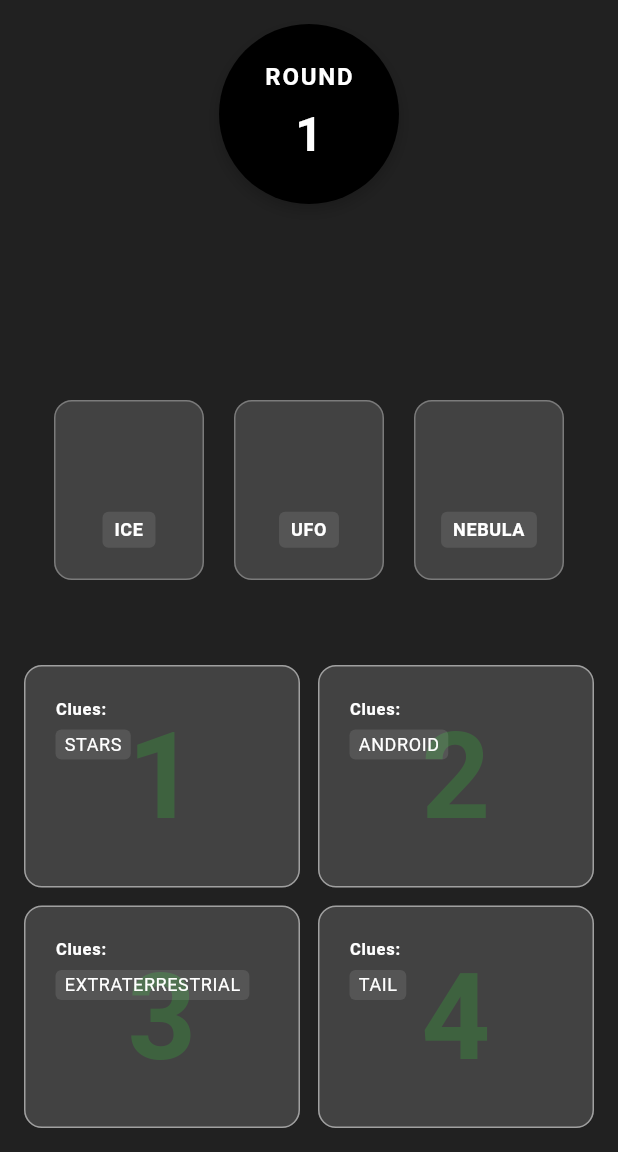
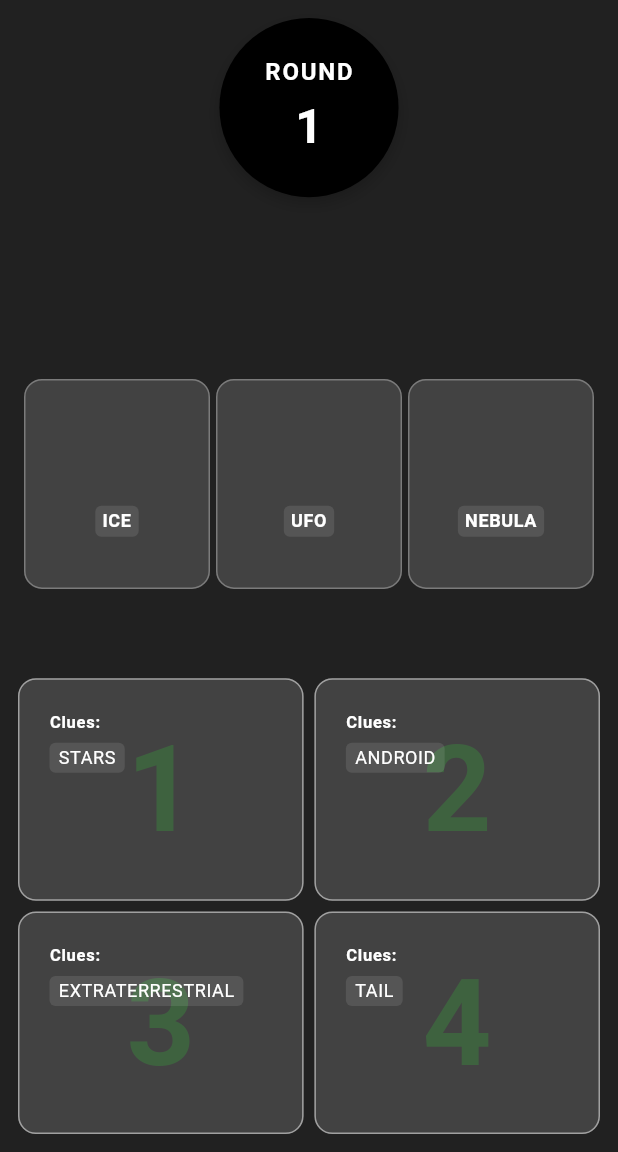
Before and after one commit to ciakarellas/decrypto_2, a Flutter app: the GameScreen screen opened directly, on a phone screen of 412 x 824 dp, the part 84-1236 px from its top. Run offline on Flutter 3.47's test engine with Material 3 defaults, Android fonts, the phone set to English and light mode, and no system bars; our stand-ins replace equatable, flutter_bloc.

Commit message:
Refactor `GameScreen` and `HintDisplay`: Integrate responsive design elements by utilizing `ResponsiveUtils` for padding, button sizes, and font sizes, enhancing UI adaptability across different screen sizes. Update `HintDisplay` to dynamically adjust dimensions and font sizes, improving overall layout consistency and user experience.

```diff
--- /dev/null
+++ b/lib/utils/responsive_utils.dart
@@ -0,0 +1,134 @@
+import 'package:flutter/material.dart';
+
+class ResponsiveUtils {
+  // Screen size breakpoints
+  static const double _smallScreenWidth = 375.0; // iPhone Mini
+  static const double _mediumScreenWidth = 414.0; // iPhone Pro
+  static const double _largeScreenWidth = 600.0; // Large phones/small tablets
+
+  /// Get the current screen size category
+  static ScreenSize getScreenSize(BuildContext context) {
+    final width = MediaQuery.of(context).size.width;
+    if (width < _mediumScreenWidth) return ScreenSize.small;
+    if (width < _largeScreenWidth) return ScreenSize.medium;
+    return ScreenSize.large;
+  }
+
+  /// Calculate responsive font size based on screen width
+  static double getResponsiveFontSize(BuildContext context, double baseSize) {
+    final screenWidth = MediaQuery.of(context).size.width;
+    final scaleFactor = (screenWidth / _mediumScreenWidth).clamp(0.75, 1.4);
+    return (baseSize * scaleFactor).roundToDouble();
+  }
+
+  /// Calculate adaptive font size that fits within available width
+  static double getAdaptiveFontSize(
+    BuildContext context, {
+    required double baseSize,
+    required double availableWidth,
+    required String text,
+    double minSize = 12.0,
+  }) {
+    final responsiveSize = getResponsiveFontSize(context, baseSize);
+
+    // Test if text fits at responsive size
+    final textPainter = TextPainter(
+      text: TextSpan(
+        text: text,
+        style: TextStyle(fontSize: responsiveSize, fontWeight: FontWeight.bold),
+      ),
+      textDirection: TextDirection.ltr,
+    );
+    textPainter.layout();
+
+    if (textPainter.width <= availableWidth) {
+      return responsiveSize;
+    }
+
+    // Scale down until it fits or reaches minimum
+    double fontSize = responsiveSize;
+    while (fontSize > minSize && textPainter.width > availableWidth) {
+      fontSize -= 1.0;
+      textPainter.text = TextSpan(
+        text: text,
+        style: TextStyle(fontSize: fontSize, fontWeight: FontWeight.bold),
+      );
+      textPainter.layout();
+    }
+
+    return fontSize.clamp(minSize, responsiveSize);
+  }
+
+  /// Get responsive padding based on screen size
+  static EdgeInsets getResponsivePadding(
+    BuildContext context,
+    EdgeInsets basePadding,
+  ) {
+    final screenSize = getScreenSize(context);
+    switch (screenSize) {
+      case ScreenSize.small:
+        return basePadding * 0.75;
+      case ScreenSize.medium:
+        return basePadding;
+      case ScreenSize.large:
+        return basePadding * 1.25;
+    }
+  }
+
+  /// Calculate HintDisplay size that ensures 3 fit in a row with spacing
+  static Size getHintDisplaySize(BuildContext context) {
+    final screenWidth = MediaQuery.of(context).size.width;
+    final padding = getResponsivePadding(context, const EdgeInsets.all(16.0));
+    final availableWidth = screenWidth - (padding.horizontal);
+
+    // Leave space between hint displays (2 gaps of 8px each)
+    final spacingWidth = 16.0;
+    final hintDisplayWidth = ((availableWidth - spacingWidth) / 3)
+        .floor()
+        .toDouble();
+
+    // Keep aspect ratio roughly 5:6 (width:height)
+    final hintDisplayHeight = (hintDisplayWidth * 1.2).clamp(100.0, 140.0);
+
+    return Size(hintDisplayWidth, hintDisplayHeight);
+  }
+
+  /// Get responsive spacing based on screen size
+  static double getResponsiveSpacing(BuildContext context, double baseSpacing) {
+    final screenSize = getScreenSize(context);
+    switch (screenSize) {
+      case ScreenSize.small:
+        return baseSpacing * 0.6;
+      case ScreenSize.medium:
+        return baseSpacing;
+      case ScreenSize.large:
+        return baseSpacing * 1.3;
+    }
+  }
+
+  /// Calculate round button size based on screen
+  static double getRoundButtonSize(BuildContext context) {
+    final screenWidth = MediaQuery.of(context).size.width;
+    final baseSize = 120.0;
+    final scaleFactor = (screenWidth / _mediumScreenWidth).clamp(0.8, 1.2);
+    return (baseSize * scaleFactor).clamp(90.0, 140.0);
+  }
+
+  /// Calculate correct digit container height based on font size
+  static double getCorrectDigitHeight(BuildContext context, double fontSize) {
+    // Height should accommodate the font size plus some padding
+    return (fontSize * 1.4).clamp(30.0, 60.0);
+  }
+
+  /// Get available height for main content area
+  static double getMainContentHeight(BuildContext context) {
+    final screenHeight = MediaQuery.of(context).size.height;
+    final appBarHeight = AppBar().preferredSize.height;
+    final statusBarHeight = MediaQuery.of(context).padding.top;
+    final bottomPadding = MediaQuery.of(context).padding.bottom;
+
+    return screenHeight - appBarHeight - statusBarHeight - bottomPadding;
+  }
+}
+
+enum ScreenSize { small, medium, large }
--- a/lib/views/screens/game_screen.dart
+++ b/lib/views/screens/game_screen.dart
@@ -3,6 +3,7 @@ import 'package:decrypto_2/bloc/game/game_cubit.dart';
 import 'package:decrypto_2/views/screens/end_game_screen.dart';
 import 'package:decrypto_2/views/widgets/secret_words_display.dart';
 import 'package:decrypto_2/views/widgets/hint_display.dart';
+import 'package:decrypto_2/utils/responsive_utils.dart';
 import 'package:flutter/material.dart';
 import 'package:flutter_bloc/flutter_bloc.dart';
 
@@ -36,15 +37,18 @@ class GameScreen extends StatelessWidget {
           }
 
           return Padding(
-            padding: const EdgeInsets.all(16.0),
+            padding: ResponsiveUtils.getResponsivePadding(
+              context,
+              const EdgeInsets.all(16.0),
+            ),
             child: Column(
               crossAxisAlignment: CrossAxisAlignment.stretch,
               children: [
                 // Round button at the top
                 Center(
                   child: Container(
-                    width: 120,
-                    height: 120,
+                    width: ResponsiveUtils.getRoundButtonSize(context),
+                    height: ResponsiveUtils.getRoundButtonSize(context),
                     decoration: BoxDecoration(
                       shape: BoxShape.circle,
                       color: state.showingResults
@@ -61,7 +65,9 @@ class GameScreen extends StatelessWidget {
                     child: Material(
                       color: Colors.transparent,
                       child: InkWell(
-                        borderRadius: BorderRadius.circular(60),
+                        borderRadius: BorderRadius.circular(
+                          ResponsiveUtils.getRoundButtonSize(context) / 2,
+                        ),
                         onTap: () {
                           if (state.showingResults) {
                             context.read<GameCubit>().startNextRound();
@@ -73,7 +79,11 @@ class GameScreen extends StatelessWidget {
                                   'START',
                                   style: TextStyle(
                                     color: Colors.white,
-                                    fontSize: 18,
+                                    fontSize:
+                                        ResponsiveUtils.getResponsiveFontSize(
+                                          context,
+                                          18.0,
+                                        ),
                                     fontWeight: FontWeight.bold,
                                     letterSpacing: 1.2,
                                   ),
@@ -85,17 +95,31 @@ class GameScreen extends StatelessWidget {
                                       'ROUND',
                                       style: TextStyle(
                                         color: Colors.white,
-                                        fontSize: 16,
+                                        fontSize:
+                                            ResponsiveUtils.getResponsiveFontSize(
+                                              context,
+                                              16.0,
+                                            ),
                                         fontWeight: FontWeight.bold,
                                         letterSpacing: 1.2,
                                       ),
                                     ),
-                                    const SizedBox(height: 4),
+                                    SizedBox(
+                                      height:
+                                          ResponsiveUtils.getResponsiveSpacing(
+                                            context,
+                                            4.0,
+                                          ),
+                                    ),
                                     Text(
                                       '${state.roundCount + 1}',
                                       style: TextStyle(
                                         color: Colors.white,
-                                        fontSize: 32,
+                                        fontSize:
+                                            ResponsiveUtils.getResponsiveFontSize(
+                                              context,
+                                              32.0,
+                                            ),
                                         fontWeight: FontWeight.bold,
                                       ),
                                     ),
@@ -106,7 +130,9 @@ class GameScreen extends StatelessWidget {
                     ),
                   ),
                 ),
-                const SizedBox(height: 40),
+                SizedBox(
+                  height: ResponsiveUtils.getResponsiveSpacing(context, 40.0),
+                ),
                 // Center section with 3 hint display areas
                 Expanded(
                   child: Center(
@@ -118,9 +144,19 @@ class GameScreen extends StatelessWidget {
                           mainAxisAlignment: MainAxisAlignment.center,
                           children: [
                             Container(
-                              height:
-                                  46, // Fixed height to prevent layout shifts
-                              margin: const EdgeInsets.only(top: 8),
+                              height: ResponsiveUtils.getCorrectDigitHeight(
+                                context,
+                                ResponsiveUtils.getResponsiveFontSize(
+                                  context,
+                                  32.0,
+                                ),
+                              ),
+                              margin: EdgeInsets.only(
+                                top: ResponsiveUtils.getResponsiveSpacing(
+                                  context,
+                                  8.0,
+                                ),
+                              ),
                               child: Text(
                                 (state.showingResults &&
                                         state.lastCorrectCode != null &&
@@ -134,7 +170,11 @@ class GameScreen extends StatelessWidget {
                                           state.lastCorrectCode!.isNotEmpty)
                                       ? Colors.green
                                       : Colors.transparent,
-                                  fontSize: 32,
+                                  fontSize:
+                                      ResponsiveUtils.getResponsiveFontSize(
+                                        context,
+                                        32.0,
+                                      ),
                                   fontWeight: FontWeight.bold,
                                 ),
                               ),
@@ -168,9 +208,19 @@ class GameScreen extends StatelessWidget {
                           mainAxisAlignment: MainAxisAlignment.center,
                           children: [
                             Container(
-                              height:
-                                  46, // Fixed height to prevent layout shifts
-                              margin: const EdgeInsets.only(top: 8),
+                              height: ResponsiveUtils.getCorrectDigitHeight(
+                                context,
+                                ResponsiveUtils.getResponsiveFontSize(
+                                  context,
+                                  32.0,
+                                ),
+                              ),
+                              margin: EdgeInsets.only(
+                                top: ResponsiveUtils.getResponsiveSpacing(
+                                  context,
+                                  8.0,
+                                ),
+                              ),
                               child: Text(
                                 (state.showingResults &&
                                         state.lastCorrectCode != null &&
@@ -184,7 +234,11 @@ class GameScreen extends StatelessWidget {
                                           state.lastCorrectCode!.length > 1)
                                       ? Colors.green
                                       : Colors.transparent,
-                                  fontSize: 32,
+                                  fontSize:
+                                      ResponsiveUtils.getResponsiveFontSize(
+                                        context,
+                                        32.0,
+                                      ),
                                   fontWeight: FontWeight.bold,
                                 ),
                               ),
@@ -216,9 +270,19 @@ class GameScreen extends StatelessWidget {
                           mainAxisAlignment: MainAxisAlignment.center,
                           children: [
                             Container(
-                              height:
-                                  46, // Fixed height to prevent layout shifts
-                              margin: const EdgeInsets.only(top: 8),
+                              height: ResponsiveUtils.getCorrectDigitHeight(
+                                context,
+                                ResponsiveUtils.getResponsiveFontSize(
+                                  context,
+                                  32.0,
+                                ),
+                              ),
+                              margin: EdgeInsets.only(
+                                top: ResponsiveUtils.getResponsiveSpacing(
+                                  context,
+                                  8.0,
+                                ),
+                              ),
                               child: Text(
                                 (state.showingResults &&
                                         state.lastCorrectCode != null &&
@@ -232,7 +296,11 @@ class GameScreen extends StatelessWidget {
                                           state.lastCorrectCode!.length > 2)
                                       ? Colors.green
                                       : Colors.transparent,
-                                  fontSize: 32,
+                                  fontSize:
+                                      ResponsiveUtils.getResponsiveFontSize(
+                                        context,
+                                        32.0,
+                                      ),
                                   fontWeight: FontWeight.bold,
                                 ),
                               ),
@@ -263,7 +331,9 @@ class GameScreen extends StatelessWidget {
                     ),
                   ),
                 ),
-                const SizedBox(height: 20),
+                SizedBox(
+                  height: ResponsiveUtils.getResponsiveSpacing(context, 20.0),
+                ),
                 // Secret words display at the bottom - 4 widgets in 2 rows
                 Column(
                   children: [
@@ -285,7 +355,12 @@ class GameScreen extends StatelessWidget {
                                   },
                           ),
                         ),
-                        const SizedBox(width: 12),
+                        SizedBox(
+                          width: ResponsiveUtils.getResponsiveSpacing(
+                            context,
+                            12.0,
+                          ),
+                        ),
                         Expanded(
                           child: SecretWordsDisplay(
                             wordNumber: 2,
@@ -303,7 +378,12 @@ class GameScreen extends StatelessWidget {
                         ),
                       ],
                     ),
-                    const SizedBox(height: 12),
+                    SizedBox(
+                      height: ResponsiveUtils.getResponsiveSpacing(
+                        context,
+                        12.0,
+                      ),
+                    ),
                     // Second row: Words 3 and 4
                     Row(
                       children: [
@@ -322,7 +402,12 @@ class GameScreen extends StatelessWidget {
                                   },
                           ),
                         ),
-                        const SizedBox(width: 12),
+                        SizedBox(
+                          width: ResponsiveUtils.getResponsiveSpacing(
+                            context,
+                            12.0,
+                          ),
+                        ),
                         Expanded(
                           child: SecretWordsDisplay(
                             wordNumber: 4,
--- a/lib/views/widgets/hint_display.dart
+++ b/lib/views/widgets/hint_display.dart
@@ -1,4 +1,5 @@
 import 'package:flutter/material.dart';
+import 'package:decrypto_2/utils/responsive_utils.dart';
 
 class HintDisplay extends StatelessWidget {
   const HintDisplay({
@@ -18,11 +19,22 @@ class HintDisplay extends StatelessWidget {
 
   @override
   Widget build(BuildContext context) {
+    // Get responsive size for this HintDisplay
+    final hintSize = ResponsiveUtils.getHintDisplaySize(context);
+    final numberFontSize = ResponsiveUtils.getAdaptiveFontSize(
+      context,
+      baseSize: 32.0,
+      availableWidth: hintSize.width * 0.8, // Leave some padding
+      text: selectedNumber != null
+          ? '$selectedNumber'
+          : '9', // Test with widest digit
+    );
+
     return GestureDetector(
       onTap: onTap,
       child: Container(
-        width: 100,
-        height: 120,
+        width: hintSize.width,
+        height: hintSize.height,
         decoration: BoxDecoration(
           color: Theme.of(context).colorScheme.surfaceContainerHighest,
           borderRadius: BorderRadius.circular(12),
@@ -42,15 +54,23 @@ class HintDisplay extends StatelessWidget {
                           ? (isCorrect! ? Colors.green : Colors.red)
                           : Theme.of(context).colorScheme.primary)
                     : Colors.transparent,
-                fontSize: 32,
+                fontSize: numberFontSize,
                 fontWeight: FontWeight.bold,
               ),
             ),
-            const SizedBox(height: 8),
+            SizedBox(
+              height: ResponsiveUtils.getResponsiveSpacing(context, 8.0),
+            ),
             // Display actual hint or placeholder
             if (hint != null && hint!.isNotEmpty)
               Container(
-                padding: const EdgeInsets.symmetric(horizontal: 8, vertical: 4),
+                padding: EdgeInsets.symmetric(
+                  horizontal: ResponsiveUtils.getResponsiveSpacing(
+                    context,
+                    8.0,
+                  ),
+                  vertical: ResponsiveUtils.getResponsiveSpacing(context, 4.0),
+                ),
                 decoration: BoxDecoration(
                   color: Theme.of(
                     context,
@@ -62,15 +82,21 @@ class HintDisplay extends StatelessWidget {
                   style: Theme.of(context).textTheme.bodySmall?.copyWith(
                     color: Theme.of(context).colorScheme.primary,
                     fontWeight: FontWeight.bold,
+                    fontSize: ResponsiveUtils.getResponsiveFontSize(
+                      context,
+                      12.0,
+                    ),
                   ),
                   textAlign: TextAlign.center,
+                  maxLines: 2,
+                  overflow: TextOverflow.ellipsis,
                 ),
               )
             else
               // Placeholder for hint content
               Container(
-                width: 60,
-                height: 20,
+                width: hintSize.width * 0.6,
+                height: ResponsiveUtils.getResponsiveSpacing(context, 20.0),
                 decoration: BoxDecoration(
                   color: Theme.of(
                     context,
```
